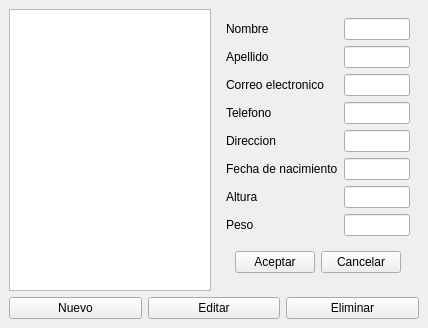
Above: base.ui from Ezequiel-CE/tp3-laboratorio-2 before the change. Below: the same form after it.
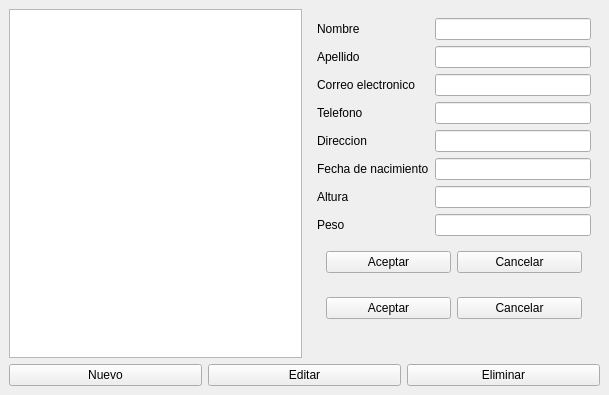
That is the form after the change.

Commit message: added funcionalidad para editar

Patch:
```diff
--- a/base.ui
+++ b/base.ui
@@ -6,8 +6,8 @@
    <rect>
     <x>0</x>
     <y>0</y>
-    <width>428</width>
-    <height>291</height>
+    <width>609</width>
+    <height>395</height>
    </rect>
   </property>
   <property name="windowTitle">
@@ -114,7 +114,30 @@
              </widget>
             </item>
             <item>
-             <widget class="QPushButton" name="cancelar">
+             <widget class="QPushButton" name="cancelar_nuevo">
+              <property name="text">
+               <string>Cancelar</string>
+              </property>
+             </widget>
+            </item>
+           </layout>
+          </widget>
+         </item>
+         <item row="9" column="0" colspan="2">
+          <widget class="QWidget" name="confirm_panel_edit" native="true">
+           <property name="styleSheet">
+            <string notr="true">width:100%;</string>
+           </property>
+           <layout class="QHBoxLayout" name="horizontalLayout_4">
+            <item>
+             <widget class="QPushButton" name="aceptar_edit">
+              <property name="text">
+               <string>Aceptar</string>
+              </property>
+             </widget>
+            </item>
+            <item>
+             <widget class="QPushButton" name="cancelar_edit">
               <property name="text">
                <string>Cancelar</string>
               </property>
```
Left out of the diff: 4 changed lines with no effect on the pictures. The commit also changes 2 other files.
